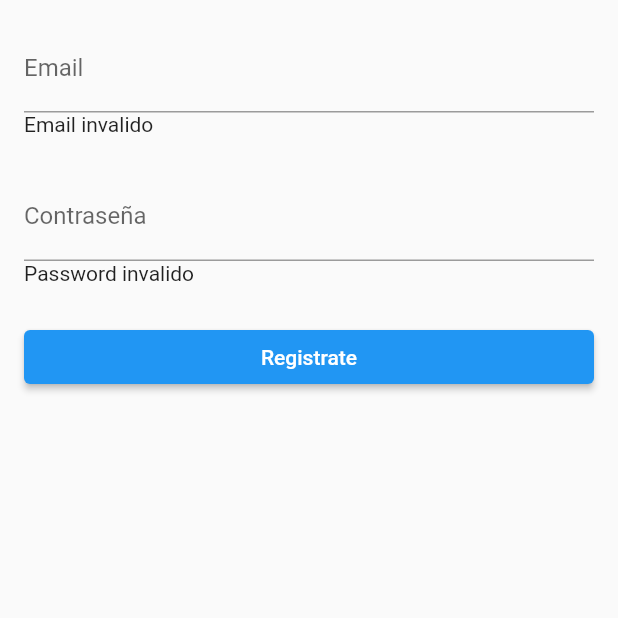
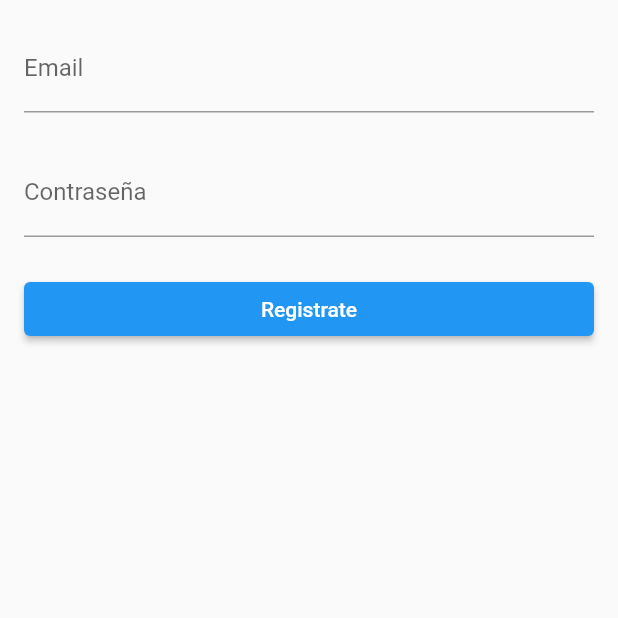
Before and after one commit to AlanCasasArevalo/Forms-Flutter-, a Flutter app: the screen it shows after launch, after a tap on "Registrate", on a phone screen of 412 x 824 dp, the top half of it. Run offline on Flutter 3.47's test engine with Material 2 defaults, Android fonts, the phone set to English and light mode, and no system bars.

Commit message:
Se ha sustituido toda la logica de los formularios por TextFormFields que realizan la logica mas sencilla

```diff
--- a/lib/pages/login_page.dart
+++ b/lib/pages/login_page.dart
@@ -9,62 +9,67 @@ class LoginPage extends StatefulWidget {
 
 class _LoginPageState extends State<LoginPage> {
   String _email = '', _password = '';
-  bool _isValidEmail = false, _isValidPassword = false;
-
-  void _validateEmail() {
-    _isValidEmail = RegExp(
-            r"[a-z0-9!#$%&'*+/=?^_`{|}~-]+(?:\.[a-z0-9!#$%&'*+/=?^_`{|}~-]+)*@(?:[a-z0-9](?:[a-z0-9-]*[a-z0-9])?\.)+[a-z0-9](?:[a-z0-9-]*[a-z0-9])?")
-        .hasMatch(_email);
-  }
-
-  void _validatePassword() {
-    _isValidPassword = _password.length > 9;
-  }
 
   @override
   Widget build(BuildContext context) {
-    return Scaffold(
+    return Form(
+      child: Scaffold(
         body: SafeArea(
           child: ListView(
             padding: EdgeInsets.all(16),
             children: [
-            TextField(
+              TextFormField(
                 key: Key('login-page-email'),
                 onChanged: (emailChanged) {
                   _email = emailChanged.trim();
                 },
                 keyboardType: TextInputType.emailAddress,
                 decoration: InputDecoration(label: Text('Email')),
+                validator: (text) {
+                  text ??= '';
+                  final isEmailValid = RegExp(
+                      r"[a-z0-9!#$%&'*+/=?^_`{|}~-]+(?:\.[a-z0-9!#$%&'*+/=?^_`{|}~-]+)*@(?:[a-z0-9](?:[a-z0-9-]*[a-z0-9])?\.)+[a-z0-9](?:[a-z0-9-]*[a-z0-9])?")
+                      .hasMatch(text);
+                  if(isEmailValid) {
+                    return null;
+                  } else {
+                    return 'Email invalido';
+                  }
+                },
               ),
-            if (!_isValidEmail) Text('Email invalido'),
               SizedBox(
                 height: 24,
               ),
-            TextField(
+              TextFormField(
                 key: Key('login-page-password'),
                 onChanged: (passwordChanged) {
                   _password = passwordChanged.replaceAll(' ', '');
                 },
                 obscureText: true,
                 decoration: InputDecoration(label: Text('Contraseña')),
+                validator: (text) {
+                  text ??= '';
+                  if(text.length > 7) {
+                    return null;
+                  } else {
+                    return 'Contraseña invalida';
+                  }
+                },
               ),
-            if (!_isValidPassword) Text('Password invalido'),
               SizedBox(
                 height: 24,
               ),
               ElevatedButton(
                 key: Key('login-page-Registrate-Button'),
                 onPressed: () {
-                setState(() {
-                  _validateEmail();
-                  _validatePassword();
-                });
+                  print('Registrate');
                 },
                 child: Text('Registrate'),
               ),
             ],
           ),
         ),
+      ),
     );
   }
 }
```
Lines whose indentation alone changed are shown as unchanged.
